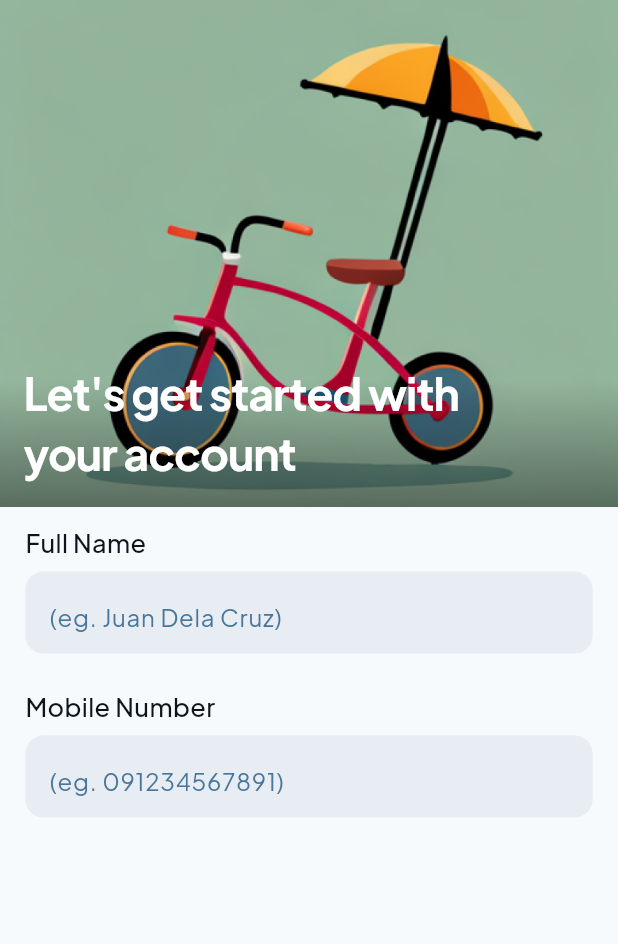
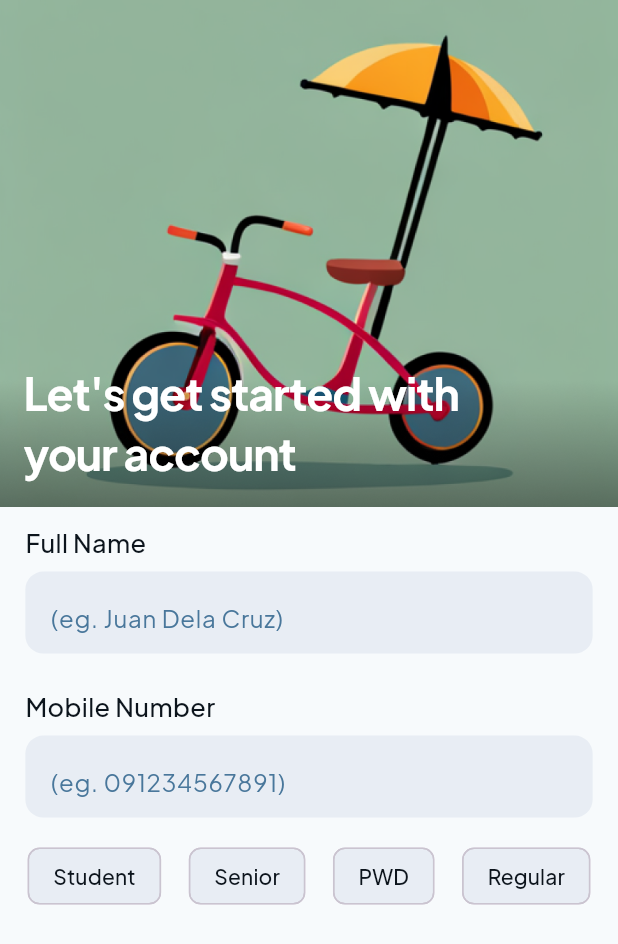
Before and after one commit to drewsix9/TrikeRight, a Flutter app: the screen it shows after launch, on a phone screen of 412 x 824 dp. Shown: the top 944 px of the screen. Run offline on Flutter 3.47's test engine with Material 3 defaults, Android fonts, the light colour scheme and no system bars; our stand-ins replace flutter_screenutil.

Commit message:
Add MyChoiceChip widget and update UI in UserSetupPage

```diff
--- a/lib/features/user_setup/presentation/pages/user_setup_page.dart
+++ b/lib/features/user_setup/presentation/pages/user_setup_page.dart
@@ -1,6 +1,7 @@
 import 'package:flutter/material.dart';
 import 'package:flutter_screenutil/flutter_screenutil.dart';
-import 'package:trikeright/features/user_setup/presentation/widgets/labled_textfield.dart';
+import 'package:trikeright/features/user_setup/presentation/widgets/my_choice_chip.dart';
+import 'package:trikeright/features/user_setup/presentation/widgets/my_labled_textfield.dart';
 import 'package:trikeright/features/user_setup/presentation/widgets/my_text_field.dart';
 
 class UserSetupPage extends StatefulWidget {
@@ -13,6 +14,10 @@ class UserSetupPage extends StatefulWidget {
 class _UserSetupPageState extends State<UserSetupPage> {
   final TextEditingController fullNameController = TextEditingController();
   final TextEditingController mobileNumberController = TextEditingController();
+  bool isStudent = false;
+  bool isSenior = false;
+  bool isPWD = false;
+  bool isRegular = false;
 
   @override
   Widget build(BuildContext context) {
@@ -24,7 +29,8 @@ class _UserSetupPageState extends State<UserSetupPage> {
           Stack(
             children: [
               Image.asset(
-                  'lib/features/user_setup/presentation/utils/images/bicycle.png'),
+                'lib/features/user_setup/presentation/utils/images/bicycle.png',
+              ),
               Positioned(
                 left: 16,
                 bottom: 16,
@@ -45,7 +51,7 @@ class _UserSetupPageState extends State<UserSetupPage> {
           ),
           // Full name
           SizedBox(height: 12.h),
-          const LabelTextField(label: 'Full Name'),
+          const MyLabelTextField(label: 'Full Name'),
           SizedBox(height: 8.h),
           // Textfield for full name
           MyTextField(
@@ -53,14 +59,27 @@ class _UserSetupPageState extends State<UserSetupPage> {
             controller: fullNameController,
           ),
           SizedBox(height: 24.h),
-          const LabelTextField(label: 'Mobile Number'),
+          const MyLabelTextField(label: 'Mobile Number'),
           SizedBox(height: 8.h),
           // Textfield for Mobile Number
           MyTextField(
             hintText: '(eg. 091234567891)',
             controller: mobileNumberController,
           ),
-          SizedBox(height: 24.h),
+          SizedBox(height: 12.h),
+          SizedBox(
+            width: 390.w,
+            height: 56.h,
+            child: Row(
+              mainAxisAlignment: MainAxisAlignment.spaceEvenly,
+              children: [
+                MyChoiceChip(isType: isStudent, typeName: 'Student'),
+                MyChoiceChip(isType: isSenior, typeName: 'Senior'),
+                MyChoiceChip(isType: isPWD, typeName: 'PWD'),
+                MyChoiceChip(isType: isRegular, typeName: 'Regular'),
+              ],
+            ),
+          )
         ],
       ),
     );
--- /dev/null
+++ b/lib/features/user_setup/presentation/widgets/my_choice_chip.dart
@@ -0,0 +1,41 @@
+import 'package:flutter/material.dart';
+
+class MyChoiceChip extends StatefulWidget {
+  MyChoiceChip({
+    super.key,
+    required this.isType,
+    required this.typeName,
+  });
+
+  bool isType;
+  final String typeName;
+
+  @override
+  State<MyChoiceChip> createState() => _MyChoiceChipState();
+}
+
+class _MyChoiceChipState extends State<MyChoiceChip> {
+  @override
+  Widget build(BuildContext context) {
+    return ChoiceChip(
+      autofocus: true,
+      label: Text(
+        widget.typeName,
+        style: const TextStyle(
+          color: Color(0xFF0C141C),
+          fontSize: 14,
+          fontFamily: 'Plus Jakarta Sans',
+          fontWeight: FontWeight.w500,
+        ),
+      ),
+      selected: widget.isType,
+      onSelected: (selected) {
+        setState(() {
+          widget.isType = selected;
+        });
+      },
+      // selectedColor: const Color(0xFFE8EDF4),
+      backgroundColor: const Color(0xFFE8EDF4),
+    );
+  }
+}
--- a/lib/features/user_setup/presentation/widgets/labled_textfield.dart
+++ b/lib/features/user_setup/presentation/widgets/my_labled_textfield.dart
@@ -1,10 +1,10 @@
 import 'package:flutter/material.dart';
 import 'package:flutter_screenutil/flutter_screenutil.dart';
 
-class LabelTextField extends StatelessWidget {
+class MyLabelTextField extends StatelessWidget {
   final String label;
 
-  const LabelTextField({
+  const MyLabelTextField({
     super.key,
     required this.label,
   });
--- a/lib/features/user_setup/presentation/widgets/my_text_field.dart
+++ b/lib/features/user_setup/presentation/widgets/my_text_field.dart
@@ -21,7 +21,7 @@ class MyTextField extends StatelessWidget {
         borderRadius: BorderRadius.circular(12),
       ),
       child: Padding(
-        padding: const EdgeInsets.all(16),
+        padding: EdgeInsets.symmetric(vertical: 16.h, horizontal: 16.w),
         child: TextField(
           controller: controller,
           decoration: InputDecoration(
```
